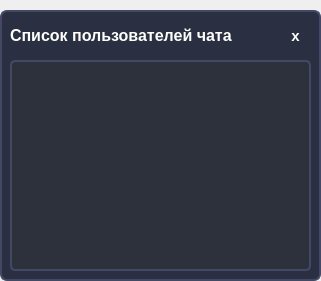
b0shka/messenger, file style/list_user.ui: the form before one commit.
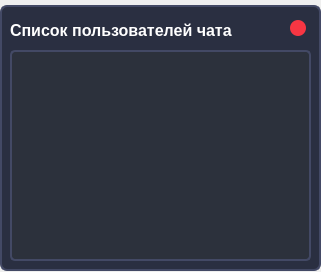
The form after the commit.

The edit to the form file:
```diff
--- a/style/list_user.ui
+++ b/style/list_user.ui
@@ -7,7 +7,7 @@
     <x>0</x>
     <y>0</y>
     <width>321</width>
-    <height>281</height>
+    <height>272</height>
    </rect>
   </property>
   <property name="windowTitle">
@@ -17,9 +17,9 @@
    <property name="geometry">
     <rect>
      <x>0</x>
-     <y>10</y>
+     <y>5</y>
      <width>321</width>
-     <height>271</height>
+     <height>266</height>
     </rect>
    </property>
    <property name="styleSheet">
@@ -35,44 +35,6 @@
    <property name="frameShadow">
     <enum>QFrame::Raised</enum>
    </property>
-   <widget class="QPushButton" name="pushButton">
-    <property name="geometry">
-     <rect>
-      <x>280</x>
-      <y>10</y>
-      <width>31</width>
-      <height>31</height>
-     </rect>
-    </property>
-    <property name="font">
-     <font>
-      <pointsize>11</pointsize>
-      <weight>75</weight>
-      <bold>true</bold>
-     </font>
-    </property>
-    <property name="cursor">
-     <cursorShape>PointingHandCursor</cursorShape>
-    </property>
-    <property name="styleSheet">
-     <string notr="true">QPushButton{
-	color: white;
-	border-radius: 7px;
-	background-color: #2A2F41;
-}
-
-QPushButton:hover{
-	background-color: #50566E;
-}
-
-QPushButton:pressed{
-	background-color: #434965;
-}</string>
-    </property>
-    <property name="text">
-     <string>x</string>
-    </property>
-   </widget>
    <widget class="QLabel" name="label_3">
     <property name="geometry">
      <rect>
@@ -102,7 +64,7 @@
     <property name="geometry">
      <rect>
       <x>10</x>
-      <y>50</y>
+      <y>45</y>
       <width>301</width>
       <height>211</height>
      </rect>
@@ -204,6 +166,45 @@
      <bool>false</bool>
     </property>
    </widget>
+   <widget class="QPushButton" name="pushButton">
+    <property name="geometry">
+     <rect>
+      <x>290</x>
+      <y>15</y>
+      <width>16</width>
+      <height>16</height>
+     </rect>
+    </property>
+    <property name="font">
+     <font>
+      <pointsize>11</pointsize>
+      <weight>75</weight>
+      <bold>true</bold>
+     </font>
+    </property>
+    <property name="cursor">
+     <cursorShape>PointingHandCursor</cursorShape>
+    </property>
+    <property name="styleSheet">
+     <string notr="true">QPushButton{
+	color: white;
+	border: none;
+	background-color: #f73643;
+	border-radius: 8px;
+}
+
+QPushButton:hover{
+	background-color: #d63a44;
+}
+
+QPushButton:pressed{
+	color: #EA2F4E;
+}</string>
+    </property>
+    <property name="text">
+     <string/>
+    </property>
+   </widget>
   </widget>
  </widget>
  <resources/>
```
